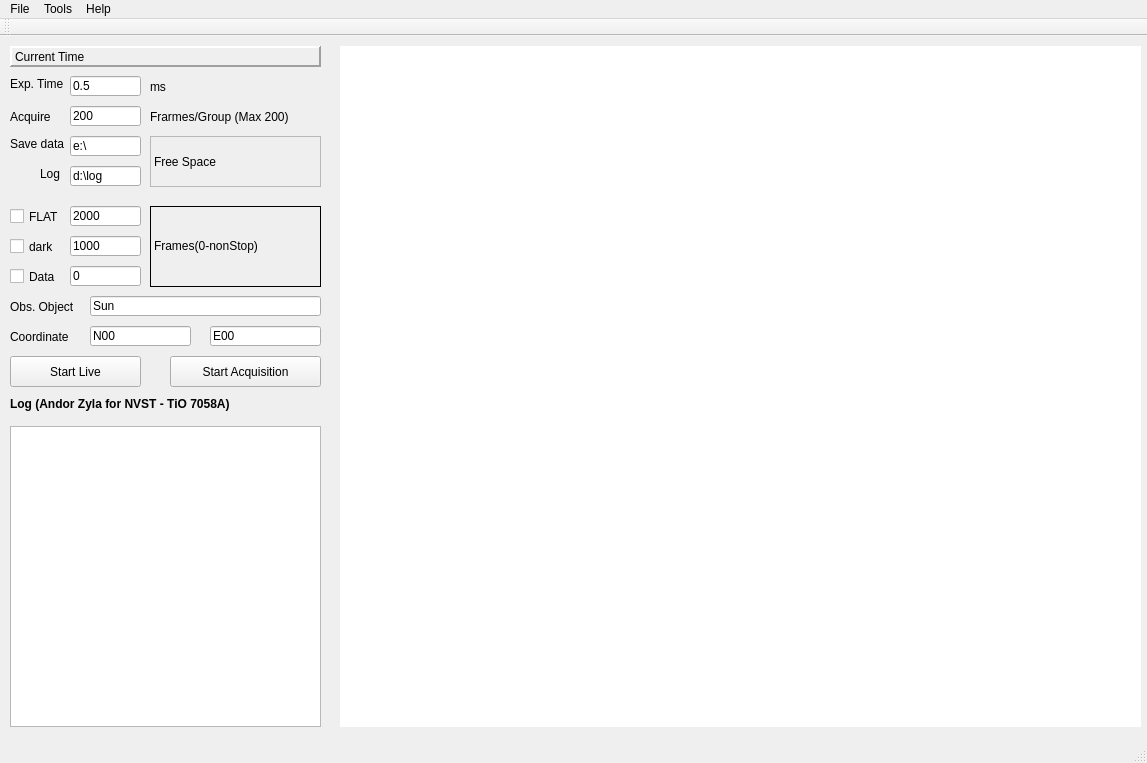
Above: nvst-tio/NVST-HighSpeed-TiO-20220130-001/mainwindow.ui from chd1998/fso-qt before the change. Below: the same form after it.
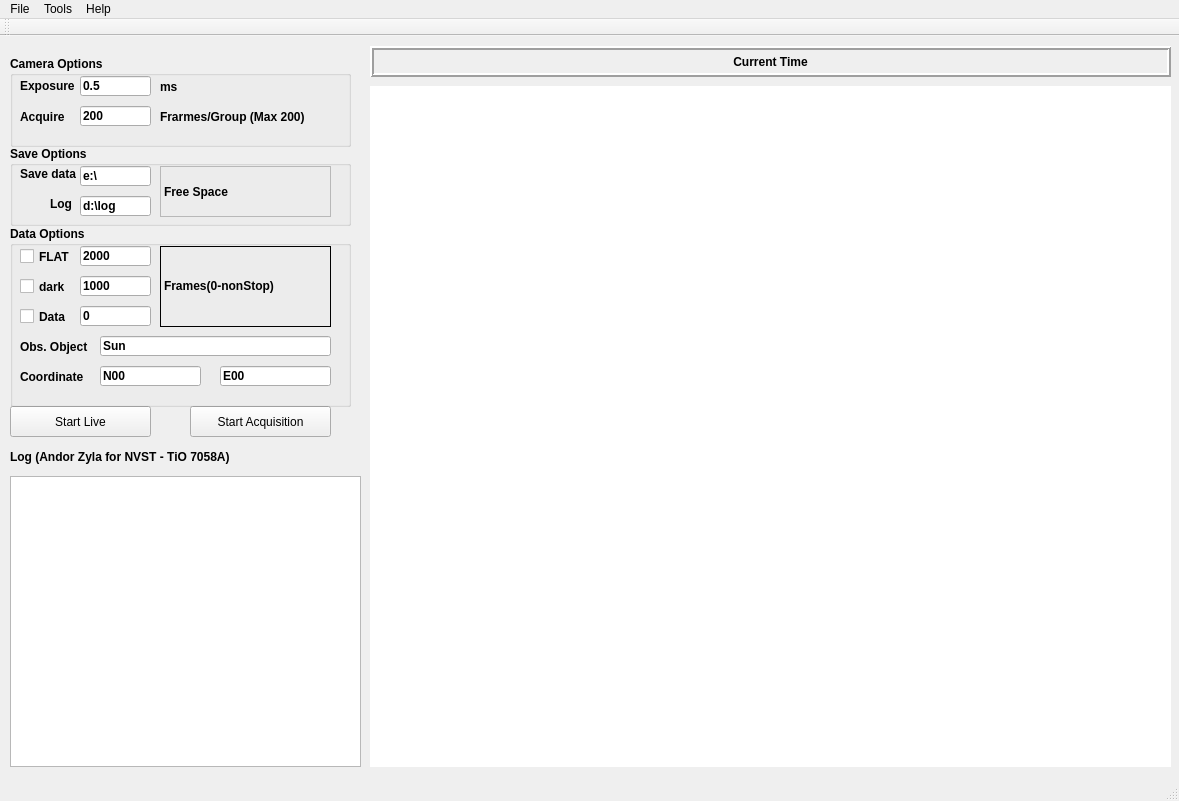
That is the form after the change.

Commit message: gui revised for highspeed acquisition

```diff
--- a/nvst-tio/NVST-HighSpeed-TiO-20220130-001/mainwindow.ui
+++ b/nvst-tio/NVST-HighSpeed-TiO-20220130-001/mainwindow.ui
@@ -6,8 +6,8 @@
    <rect>
     <x>0</x>
     <y>0</y>
-    <width>1147</width>
-    <height>763</height>
+    <width>1179</width>
+    <height>801</height>
    </rect>
   </property>
   <property name="sizePolicy">
@@ -29,8 +29,8 @@
    <widget class="QGraphicsView" name="graphicsView">
     <property name="geometry">
      <rect>
-      <x>340</x>
-      <y>10</y>
+      <x>370</x>
+      <y>50</y>
       <width>801</width>
       <height>681</height>
      </rect>
@@ -72,44 +72,12 @@
      </brush>
     </property>
    </widget>
-   <widget class="QLabel" name="label_saveto">
-    <property name="geometry">
-     <rect>
-      <x>10</x>
-      <y>100</y>
-      <width>81</width>
-      <height>16</height>
-     </rect>
-    </property>
-    <property name="sizePolicy">
-     <sizepolicy hsizetype="Preferred" vsizetype="Fixed">
-      <horstretch>0</horstretch>
-      <verstretch>0</verstretch>
-     </sizepolicy>
-    </property>
-    <property name="text">
-     <string>Save data</string>
-    </property>
-   </widget>
-   <widget class="QLineEdit" name="lineEdit_saveto">
-    <property name="geometry">
-     <rect>
-      <x>70</x>
-      <y>100</y>
-      <width>71</width>
-      <height>20</height>
-     </rect>
-    </property>
-    <property name="text">
-     <string>e:\</string>
-    </property>
-   </widget>
    <widget class="QPushButton" name="btnLive">
     <property name="geometry">
      <rect>
       <x>10</x>
-      <y>320</y>
-      <width>131</width>
+      <y>370</y>
+      <width>141</width>
       <height>31</height>
      </rect>
     </property>
@@ -129,10 +97,10 @@
    <widget class="QLabel" name="label_time">
     <property name="geometry">
      <rect>
-      <x>10</x>
+      <x>370</x>
       <y>10</y>
-      <width>311</width>
-      <height>21</height>
+      <width>801</width>
+      <height>31</height>
      </rect>
     </property>
     <property name="sizePolicy">
@@ -141,11 +109,16 @@
       <verstretch>0</verstretch>
      </sizepolicy>
     </property>
+    <property name="font">
+     <font>
+      <bold>true</bold>
+     </font>
+    </property>
     <property name="layoutDirection">
      <enum>Qt::LeftToRight</enum>
     </property>
     <property name="frameShape">
-     <enum>QFrame::Panel</enum>
+     <enum>QFrame::Box</enum>
     </property>
     <property name="frameShadow">
      <enum>QFrame::Raised</enum>
@@ -156,77 +129,16 @@
     <property name="text">
      <string>Current Time</string>
     </property>
-   </widget>
-   <widget class="QLabel" name="label_exposuretime">
-    <property name="geometry">
-     <rect>
-      <x>10</x>
-      <y>40</y>
-      <width>131</width>
-      <height>16</height>
-     </rect>
-    </property>
-    <property name="sizePolicy">
-     <sizepolicy hsizetype="Preferred" vsizetype="Fixed">
-      <horstretch>0</horstretch>
-      <verstretch>0</verstretch>
-     </sizepolicy>
-    </property>
-    <property name="text">
-     <string>Exp. Time</string>
-    </property>
-   </widget>
-   <widget class="QLineEdit" name="lineEdit_exposuretime">
-    <property name="geometry">
-     <rect>
-      <x>70</x>
-      <y>40</y>
-      <width>71</width>
-      <height>20</height>
-     </rect>
-    </property>
-    <property name="text">
-     <string>0.5</string>
-    </property>
-   </widget>
-   <widget class="QLabel" name="label_framerate">
-    <property name="geometry">
-     <rect>
-      <x>10</x>
-      <y>70</y>
-      <width>71</width>
-      <height>21</height>
-     </rect>
-    </property>
-    <property name="sizePolicy">
-     <sizepolicy hsizetype="Preferred" vsizetype="Fixed">
-      <horstretch>0</horstretch>
-      <verstretch>0</verstretch>
-     </sizepolicy>
-    </property>
-    <property name="text">
-     <string>Acquire</string>
-    </property>
-   </widget>
-   <widget class="QLineEdit" name="lineEdit_framerate">
-    <property name="geometry">
-     <rect>
-      <x>70</x>
-      <y>70</y>
-      <width>71</width>
-      <height>20</height>
-     </rect>
-    </property>
-    <property name="text">
-     <string>200</string>
+    <property name="alignment">
+     <set>Qt::AlignCenter</set>
     </property>
    </widget>
    <widget class="QPushButton" name="btnSnap">
     <property name="geometry">
      <rect>
-      <x>170</x>
-      <y>320</y>
-      <width>151</width>
+      <x>190</x>
+      <y>370</y>
+      <width>141</width>
       <height>31</height>
      </rect>
     </property>
@@ -256,9 +168,9 @@
     <property name="geometry">
      <rect>
       <x>10</x>
-      <y>360</y>
+      <y>410</y>
       <width>311</width>
-      <height>16</height>
+      <height>21</height>
      </rect>
     </property>
     <property name="sizePolicy">
@@ -280,9 +192,9 @@
     <property name="geometry">
      <rect>
       <x>10</x>
-      <y>390</y>
-      <width>311</width>
-      <height>301</height>
+      <y>440</y>
+      <width>351</width>
+      <height>291</height>
      </rect>
     </property>
     <property name="sizePolicy">
@@ -292,80 +204,175 @@
      </sizepolicy>
     </property>
    </widget>
-   <widget class="QCheckBox" name="checkBox_Flat">
+   <widget class="QGroupBox" name="groupBox">
     <property name="geometry">
      <rect>
       <x>10</x>
-      <y>170</y>
-      <width>71</width>
+      <y>20</y>
+      <width>341</width>
+      <height>91</height>
+     </rect>
+    </property>
+    <property name="font">
+     <font>
+      <bold>true</bold>
+     </font>
+    </property>
+    <property name="title">
+     <string>Camera Options</string>
+    </property>
+    <widget class="QLabel" name="label">
+     <property name="geometry">
+      <rect>
+       <x>150</x>
+       <y>50</y>
+       <width>181</width>
       <height>21</height>
      </rect>
     </property>
+     <property name="font">
+      <font>
+       <bold>true</bold>
+      </font>
+     </property>
     <property name="text">
-     <string>FLAT</string>
-    </property>
-   </widget>
-   <widget class="QCheckBox" name="checkBox_Dark">
+      <string>Frarmes/Group (Max 200)</string>
+     </property>
+    </widget>
+    <widget class="QLineEdit" name="lineEdit_exposuretime">
     <property name="geometry">
      <rect>
-      <x>10</x>
-      <y>200</y>
-      <width>51</width>
-      <height>21</height>
-     </rect>
-    </property>
+       <x>70</x>
+       <y>20</y>
+       <width>71</width>
+       <height>20</height>
+      </rect>
+     </property>
+     <property name="font">
+      <font>
+       <bold>true</bold>
+      </font>
+     </property>
     <property name="text">
-     <string>dark</string>
-    </property>
-   </widget>
-   <widget class="QCheckBox" name="checkBox_Data">
+      <string>0.5</string>
+     </property>
+    </widget>
+    <widget class="QLineEdit" name="lineEdit_framerate">
     <property name="geometry">
      <rect>
-      <x>10</x>
-      <y>230</y>
+       <x>70</x>
+       <y>50</y>
       <width>71</width>
-      <height>21</height>
-     </rect>
-    </property>
+       <height>20</height>
+      </rect>
+     </property>
+     <property name="font">
+      <font>
+       <bold>true</bold>
+      </font>
+     </property>
     <property name="text">
-     <string>Data</string>
-    </property>
-   </widget>
-   <widget class="QLabel" name="label_obj">
+      <string>200</string>
+     </property>
+    </widget>
+    <widget class="QLabel" name="label_framerate">
     <property name="geometry">
      <rect>
       <x>10</x>
-      <y>260</y>
-      <width>91</width>
+       <y>50</y>
+       <width>71</width>
       <height>21</height>
      </rect>
     </property>
+     <property name="sizePolicy">
+      <sizepolicy hsizetype="Preferred" vsizetype="Fixed">
+       <horstretch>0</horstretch>
+       <verstretch>0</verstretch>
+      </sizepolicy>
+     </property>
+     <property name="font">
+      <font>
+       <bold>true</bold>
+      </font>
+     </property>
     <property name="text">
-     <string>Obs. Object</string>
-    </property>
-   </widget>
-   <widget class="QLineEdit" name="lineEdit_objname">
+      <string>Acquire</string>
+     </property>
+    </widget>
+    <widget class="QLabel" name="label_exposuretime">
     <property name="geometry">
      <rect>
-      <x>90</x>
-      <y>260</y>
-      <width>231</width>
+       <x>10</x>
+       <y>20</y>
+       <width>61</width>
       <height>20</height>
      </rect>
     </property>
+     <property name="sizePolicy">
+      <sizepolicy hsizetype="Preferred" vsizetype="Fixed">
+       <horstretch>0</horstretch>
+       <verstretch>0</verstretch>
+      </sizepolicy>
+     </property>
+     <property name="font">
+      <font>
+       <bold>true</bold>
+      </font>
+     </property>
     <property name="text">
-     <string>Sun</string>
-    </property>
-   </widget>
+      <string>Exposure</string>
+     </property>
+    </widget>
+    <widget class="QLabel" name="label_3">
+     <property name="geometry">
+      <rect>
+       <x>150</x>
+       <y>20</y>
+       <width>31</width>
+       <height>21</height>
+      </rect>
+     </property>
+     <property name="font">
+      <font>
+       <bold>true</bold>
+      </font>
+     </property>
+     <property name="text">
+      <string>ms</string>
+     </property>
+    </widget>
+   </widget>
+   <widget class="QGroupBox" name="groupBox_2">
+    <property name="geometry">
+     <rect>
+      <x>10</x>
+      <y>110</y>
+      <width>341</width>
+      <height>80</height>
+     </rect>
+    </property>
+    <property name="font">
+     <font>
+      <bold>true</bold>
+     </font>
+    </property>
+    <property name="title">
+     <string>Save Options</string>
+    </property>
    <widget class="QLabel" name="label_freedisk">
     <property name="geometry">
      <rect>
       <x>150</x>
-      <y>100</y>
+       <y>20</y>
       <width>171</width>
       <height>51</height>
      </rect>
     </property>
+     <property name="font">
+      <font>
+       <bold>true</bold>
+      </font>
+     </property>
     <property name="frameShape">
      <enum>QFrame::StyledPanel</enum>
     </property>
@@ -373,106 +380,224 @@
      <string>Free Space  </string>
     </property>
    </widget>
-   <widget class="QLineEdit" name="lineEdit_cor1">
+    <widget class="QLineEdit" name="lineEdit_saveto">
     <property name="geometry">
      <rect>
-      <x>90</x>
-      <y>290</y>
-      <width>101</width>
+       <x>70</x>
+       <y>20</y>
+       <width>71</width>
       <height>20</height>
      </rect>
     </property>
+     <property name="font">
+      <font>
+       <bold>true</bold>
+      </font>
+     </property>
     <property name="text">
-     <string>N00</string>
-    </property>
-   </widget>
+      <string>e:\</string>
+     </property>
+    </widget>
+    <widget class="QLineEdit" name="lineEdit_savelog">
+     <property name="geometry">
+      <rect>
+       <x>70</x>
+       <y>50</y>
+       <width>71</width>
+       <height>20</height>
+      </rect>
+     </property>
+     <property name="font">
+      <font>
+       <bold>true</bold>
+      </font>
+     </property>
+     <property name="text">
+      <string>d:\log</string>
+     </property>
+    </widget>
+    <widget class="QLabel" name="label_savelog">
+     <property name="geometry">
+      <rect>
+       <x>40</x>
+       <y>50</y>
+       <width>31</width>
+       <height>16</height>
+      </rect>
+     </property>
+     <property name="font">
+      <font>
+       <bold>true</bold>
+      </font>
+     </property>
+     <property name="text">
+      <string>Log</string>
+     </property>
+    </widget>
+    <widget class="QLabel" name="label_saveto">
+     <property name="geometry">
+      <rect>
+       <x>10</x>
+       <y>20</y>
+       <width>81</width>
+       <height>16</height>
+      </rect>
+     </property>
+     <property name="sizePolicy">
+      <sizepolicy hsizetype="Preferred" vsizetype="Fixed">
+       <horstretch>0</horstretch>
+       <verstretch>0</verstretch>
+      </sizepolicy>
+     </property>
+     <property name="font">
+      <font>
+       <bold>true</bold>
+      </font>
+     </property>
+     <property name="text">
+      <string>Save data</string>
+     </property>
+    </widget>
+   </widget>
+   <widget class="QGroupBox" name="groupBox_3">
+    <property name="geometry">
+     <rect>
+      <x>10</x>
+      <y>190</y>
+      <width>341</width>
+      <height>181</height>
+     </rect>
+    </property>
+    <property name="font">
+     <font>
+      <bold>true</bold>
+     </font>
+    </property>
+    <property name="title">
+     <string>Data Options</string>
+    </property>
    <widget class="QLineEdit" name="lineEdit_cor2">
     <property name="geometry">
      <rect>
       <x>210</x>
-      <y>290</y>
+       <y>140</y>
       <width>111</width>
       <height>20</height>
      </rect>
     </property>
+     <property name="font">
+      <font>
+       <bold>true</bold>
+      </font>
+     </property>
     <property name="text">
      <string>E00</string>
     </property>
    </widget>
-   <widget class="QLabel" name="label_savelog">
+    <widget class="QCheckBox" name="checkBox_Flat">
     <property name="geometry">
      <rect>
-      <x>40</x>
-      <y>130</y>
-      <width>31</width>
-      <height>16</height>
-     </rect>
-    </property>
+       <x>10</x>
+       <y>20</y>
+       <width>71</width>
+       <height>21</height>
+      </rect>
+     </property>
+     <property name="font">
+      <font>
+       <bold>true</bold>
+      </font>
+     </property>
     <property name="text">
-     <string>Log</string>
-    </property>
-   </widget>
-   <widget class="QLineEdit" name="lineEdit_savelog">
+      <string>FLAT</string>
+     </property>
+    </widget>
+    <widget class="QCheckBox" name="checkBox_Data">
     <property name="geometry">
      <rect>
-      <x>70</x>
-      <y>130</y>
+       <x>10</x>
+       <y>80</y>
       <width>71</width>
+       <height>21</height>
+      </rect>
+     </property>
+     <property name="font">
+      <font>
+       <bold>true</bold>
+      </font>
+     </property>
+     <property name="text">
+      <string>Data</string>
+     </property>
+    </widget>
+    <widget class="QLineEdit" name="lineEdit_cor1">
+     <property name="geometry">
+      <rect>
+       <x>90</x>
+       <y>140</y>
+       <width>101</width>
       <height>20</height>
      </rect>
     </property>
+     <property name="font">
+      <font>
+       <bold>true</bold>
+      </font>
+     </property>
     <property name="text">
-     <string>d:\log</string>
+      <string>N00</string>
+     </property>
+    </widget>
+    <widget class="QLabel" name="label_2">
+     <property name="geometry">
+      <rect>
+       <x>10</x>
+       <y>140</y>
+       <width>91</width>
+       <height>21</height>
+      </rect>
+     </property>
+     <property name="font">
+      <font>
+       <bold>true</bold>
+      </font>
+     </property>
+     <property name="text">
+      <string>Coordinate</string>
     </property>
    </widget>
    <widget class="QLineEdit" name="lineEdit_flatnum">
     <property name="geometry">
      <rect>
       <x>70</x>
-      <y>170</y>
+       <y>20</y>
       <width>71</width>
       <height>20</height>
      </rect>
     </property>
+     <property name="font">
+      <font>
+       <bold>true</bold>
+      </font>
+     </property>
     <property name="text">
      <string>2000</string>
     </property>
    </widget>
-   <widget class="QLineEdit" name="lineEdit_darknum">
-    <property name="geometry">
-     <rect>
-      <x>70</x>
-      <y>200</y>
-      <width>71</width>
-      <height>20</height>
-     </rect>
-    </property>
-    <property name="text">
-     <string>1000</string>
-    </property>
-   </widget>
-   <widget class="QLineEdit" name="lineEdit_datanum">
-    <property name="geometry">
-     <rect>
-      <x>70</x>
-      <y>230</y>
-      <width>71</width>
-      <height>20</height>
-     </rect>
-    </property>
-    <property name="text">
-     <string>0</string>
-    </property>
-   </widget>
    <widget class="QLabel" name="label_dunit_2">
     <property name="geometry">
      <rect>
       <x>150</x>
-      <y>170</y>
+       <y>20</y>
       <width>171</width>
       <height>81</height>
      </rect>
     </property>
+     <property name="font">
+      <font>
+       <bold>true</bold>
+      </font>
+     </property>
     <property name="frameShape">
      <enum>QFrame::Box</enum>
     </property>
@@ -483,44 +608,96 @@
      <enum>Qt::RichText</enum>
     </property>
    </widget>
-   <widget class="QLabel" name="label">
+    <widget class="QCheckBox" name="checkBox_Dark">
     <property name="geometry">
      <rect>
-      <x>150</x>
-      <y>70</y>
-      <width>171</width>
+       <x>10</x>
+       <y>50</y>
+       <width>51</width>
       <height>21</height>
      </rect>
     </property>
+     <property name="font">
+      <font>
+       <bold>true</bold>
+      </font>
+     </property>
     <property name="text">
-     <string>Frarmes/Group (Max 200)</string>
-    </property>
-   </widget>
-   <widget class="QLabel" name="label_2">
+      <string>dark</string>
+     </property>
+    </widget>
+    <widget class="QLineEdit" name="lineEdit_darknum">
+     <property name="geometry">
+      <rect>
+       <x>70</x>
+       <y>50</y>
+       <width>71</width>
+       <height>20</height>
+      </rect>
+     </property>
+     <property name="font">
+      <font>
+       <bold>true</bold>
+      </font>
+     </property>
+     <property name="text">
+      <string>1000</string>
+     </property>
+    </widget>
+    <widget class="QLabel" name="label_obj">
     <property name="geometry">
      <rect>
       <x>10</x>
-      <y>290</y>
+       <y>110</y>
       <width>91</width>
       <height>21</height>
      </rect>
     </property>
+     <property name="font">
+      <font>
+       <bold>true</bold>
+      </font>
+     </property>
     <property name="text">
-     <string>Coordinate</string>
-    </property>
-   </widget>
-   <widget class="QLabel" name="label_3">
+      <string>Obs. Object</string>
+     </property>
+    </widget>
+    <widget class="QLineEdit" name="lineEdit_datanum">
     <property name="geometry">
      <rect>
-      <x>150</x>
-      <y>40</y>
-      <width>31</width>
-      <height>21</height>
-     </rect>
-    </property>
+       <x>70</x>
+       <y>80</y>
+       <width>71</width>
+       <height>20</height>
+      </rect>
+     </property>
+     <property name="font">
+      <font>
+       <bold>true</bold>
+      </font>
+     </property>
     <property name="text">
-     <string>ms</string>
-    </property>
+      <string>0</string>
+     </property>
+    </widget>
+    <widget class="QLineEdit" name="lineEdit_objname">
+     <property name="geometry">
+      <rect>
+       <x>90</x>
+       <y>110</y>
+       <width>231</width>
+       <height>20</height>
+      </rect>
+     </property>
+     <property name="font">
+      <font>
+       <bold>true</bold>
+      </font>
+     </property>
+     <property name="text">
+      <string>Sun</string>
+     </property>
+    </widget>
    </widget>
   </widget>
   <widget class="QMenuBar" name="menuBar">
@@ -528,7 +705,7 @@
     <rect>
      <x>0</x>
      <y>0</y>
-     <width>1147</width>
+     <width>1179</width>
      <height>22</height>
     </rect>
    </property>
```
Lines whose indentation alone changed are shown as unchanged. The commit also changes 2 other files.
